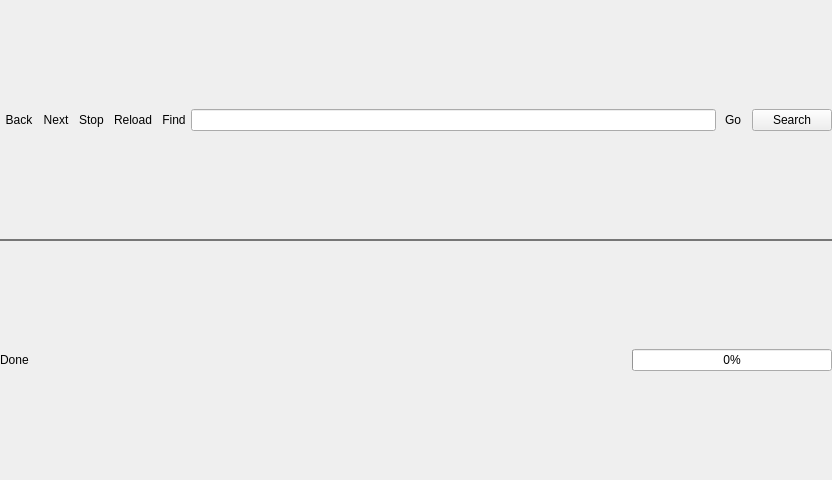
First picture: the form in ryouko_lib/mainwindow.ui, repository yusumishi/ryouko, before the edit.
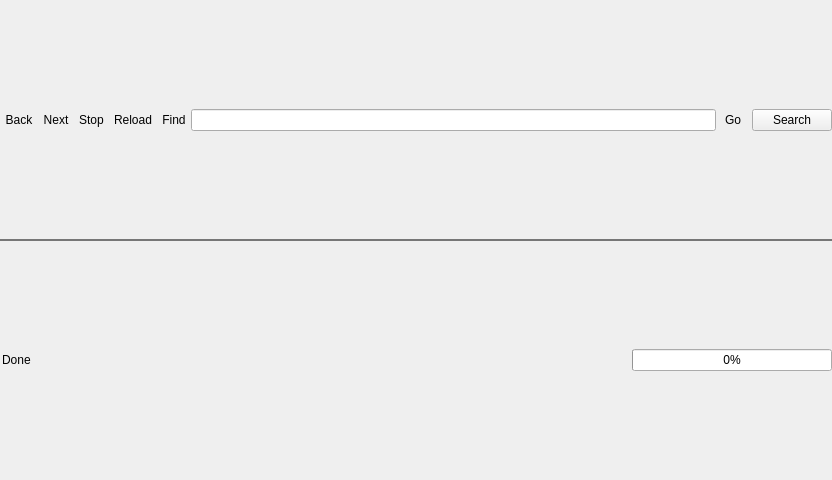
Second picture: the form after the edit.

Commit message: Updated statusbar so it doesn't resize the window.

The edit to the form file:
```diff
--- a/ryouko_lib/mainwindow.ui
+++ b/ryouko_lib/mainwindow.ui
@@ -227,28 +227,23 @@
         <number>0</number>
        </property>
        <item>
-        <widget class="QLabel" name="statusMessage">
+        <widget class="QLineEdit" name="statusMessage">
          <property name="styleSheet">
-          <string notr="true">min-height: 1em;</string>
+          <string notr="true">QLineEdit {
+min-height: 1em;
+max-height: 1em;
+border: 0;
+background: transparent;
+}</string>
          </property>
          <property name="text">
           <string>Done</string>
          </property>
+         <property name="readOnly">
+          <bool>true</bool>
+         </property>
         </widget>
        </item>
-       <item>
-        <spacer name="statusSpacer">
-         <property name="orientation">
-          <enum>Qt::Horizontal</enum>
-         </property>
-         <property name="sizeHint" stdset="0">
-          <size>
-           <width>40</width>
-           <height>20</height>
-          </size>
-         </property>
-        </spacer>
-       </item>
        <item>
         <widget class="QProgressBar" name="progressBar">
          <property name="enabled">
```
The commit also changes 2 other files.
